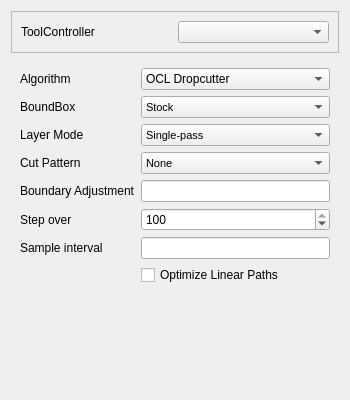
Before: the Qt Designer form src/Mod/Path/Gui/Resources/panels/PageOpWaterlineEdit.ui in berndhahnebach/All_FreeCAD, drawn with Qt 5.
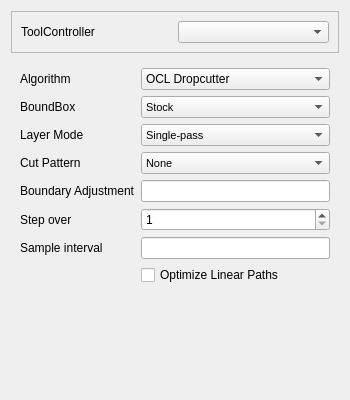
After: the same form once the commit is applied. Custom widgets are drawn as their Qt base class.

Commit message:
Path: Update for inter-panel visibility updates
Also, clear`singleStep` and `value` properties for `StepOver` spinBox in UI panel.

The edit to the form file:
```diff
--- a/src/Mod/Path/Gui/Resources/panels/PageOpWaterlineEdit.ui
+++ b/src/Mod/Path/Gui/Resources/panels/PageOpWaterlineEdit.ui
@@ -194,12 +194,6 @@
         <property name="maximum">
          <number>100</number>
         </property>
-        <property name="singleStep">
-         <number>10</number>
-        </property>
-        <property name="value">
-         <number>100</number>
-        </property>
        </widget>
       </item>
       <item row="2" column="0">
```
The commit also changes 1 other file.
